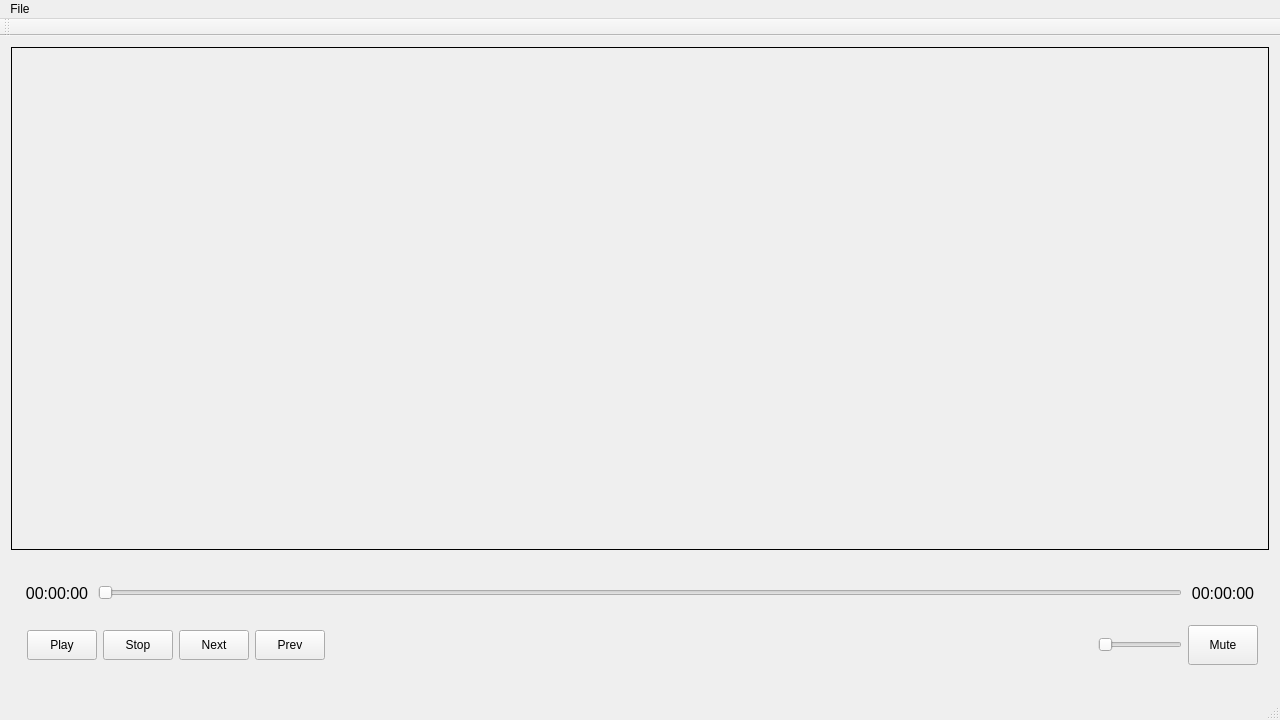
This is ACPlayer/ACPlayer.ui in AvenceCryxalyx/ACPlayer as Qt 5 draws it before an edit. The edited form follows.
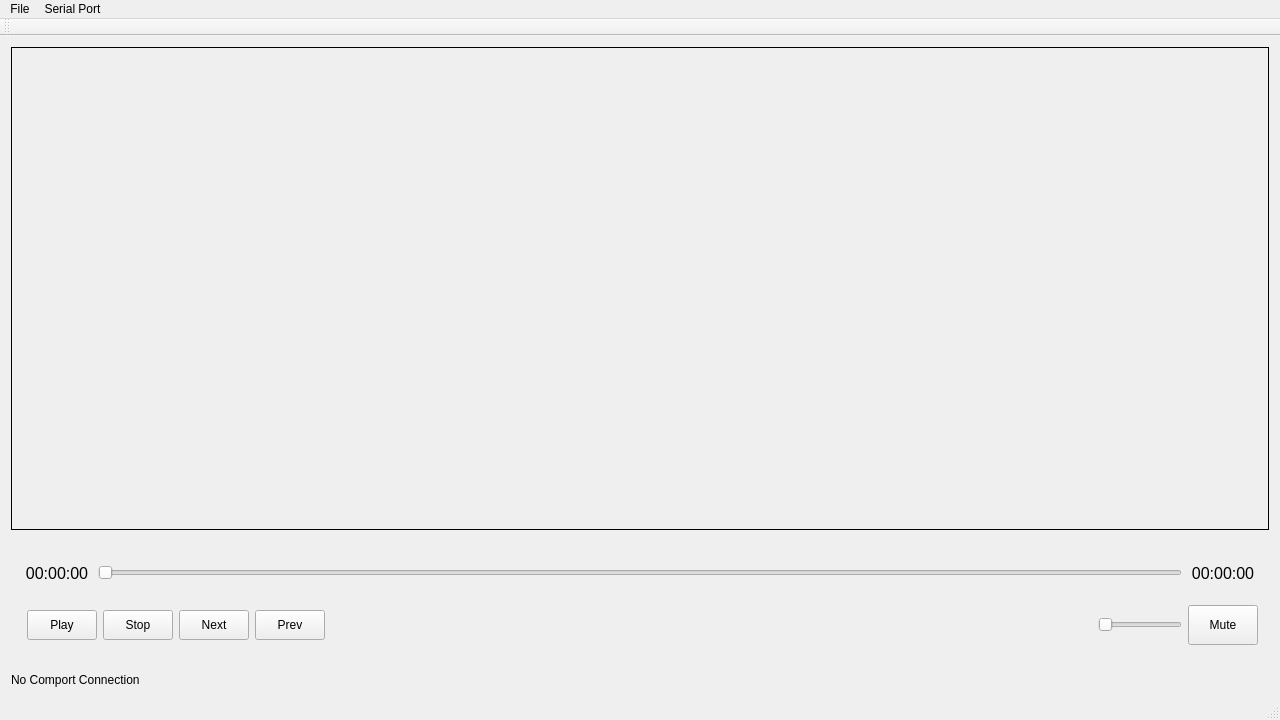
This is the edited form.

Commit message: UART interaction now working. there is a desync between time display on video player and device though.

```diff
--- a/ACPlayer/ACPlayer.ui
+++ b/ACPlayer/ACPlayer.ui
@@ -44,7 +44,7 @@
      <height>9</height>
     </size>
    </property>
-   <layout class="QVBoxLayout" name="verticalLayout_2" stretch="1,0">
+   <layout class="QVBoxLayout" name="verticalLayout_2" stretch="1,0,0">
     <item>
      <widget class="QGroupBox" name="groupBox_Video">
       <property name="enabled">
@@ -392,6 +392,13 @@
       </item>
      </layout>
     </item>
+    <item>
+     <widget class="QLabel" name="comport_connection_label">
+      <property name="text">
+       <string>No Comport Connection</string>
+      </property>
+     </widget>
+    </item>
    </layout>
   </widget>
   <widget class="QMenuBar" name="menuBar">
@@ -409,7 +416,15 @@
     </property>
     <addaction name="actionOpen"/>
    </widget>
+   <widget class="QMenu" name="menuSerial_Port">
+    <property name="title">
+     <string>Serial Port</string>
+    </property>
+    <addaction name="actionOpen_Connection"/>
+    <addaction name="actionClose_Connection"/>
+   </widget>
    <addaction name="menuFile"/>
+   <addaction name="menuSerial_Port"/>
   </widget>
   <widget class="QToolBar" name="mainToolBar">
    <attribute name="toolBarArea">
```
Left out of the diff: 10 changed lines with no effect on the pictures. The commit also changes 20 other files.
